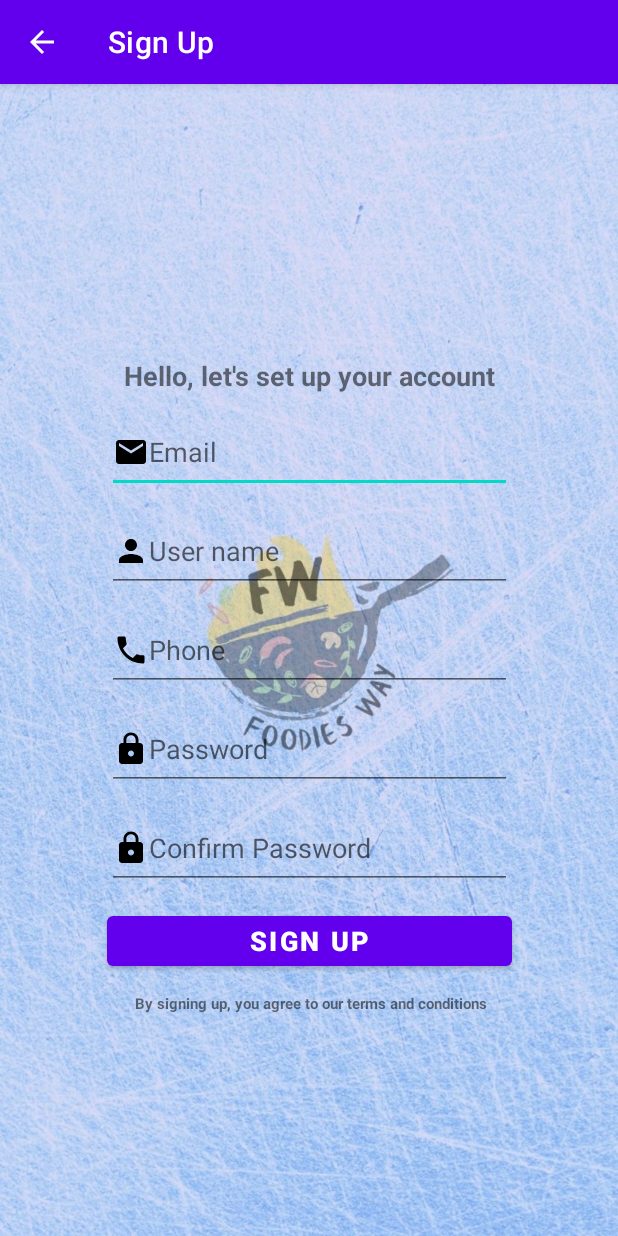
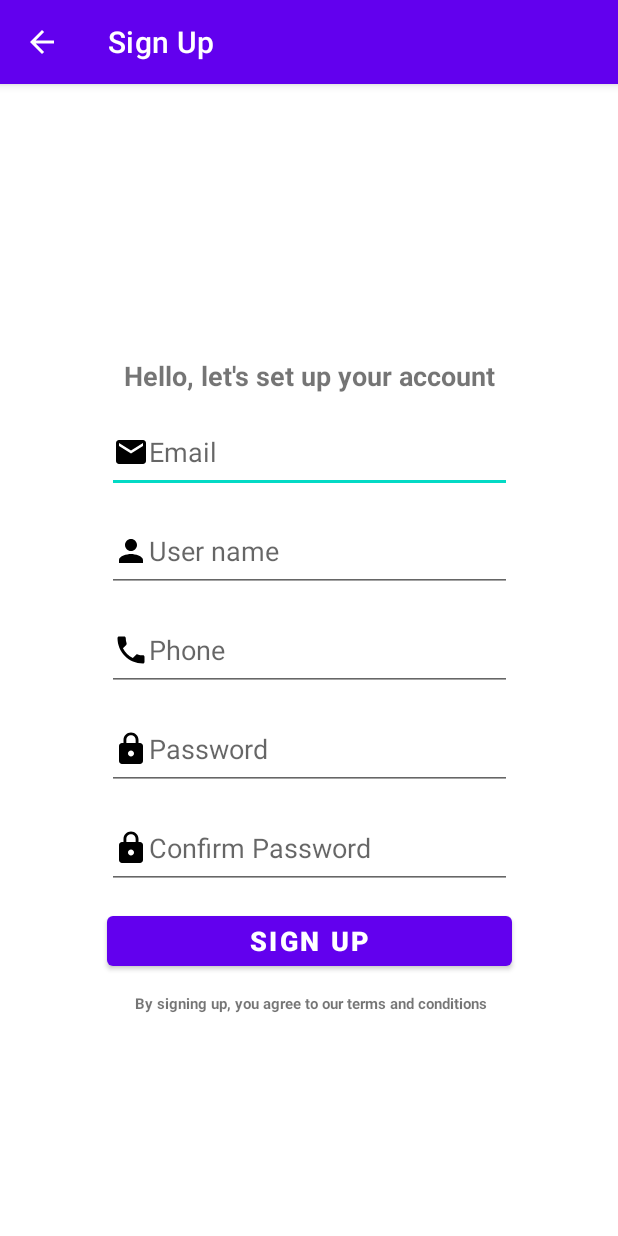
Before and after one commit to Gourav-Ahlawat/foodies-way, an Android app: the UserSignInPage screen opened directly, with no data from a screen before it, on a phone screen of 412 x 824 dp. Run offline under Robolectric (Android 15) with nearby library versions, the light colour scheme and no system bars; our stand-ins replace Firebase (no records; nobody signed in at launch, a user with empty details on screens opened directly).

Commit message:
Removed bg from user sign in page

```diff
--- a/app/src/main/res/layout/activity_user_sign_in_page.xml
+++ b/app/src/main/res/layout/activity_user_sign_in_page.xml
@@ -4,7 +4,7 @@
     xmlns:tools="http://schemas.android.com/tools"
     android:layout_width="match_parent"
     android:layout_height="match_parent"
-    android:background="@drawable/fw_background_image"
+
     tools:context=".UserSignInPage">
 
         <!--    <TextView-->
```
